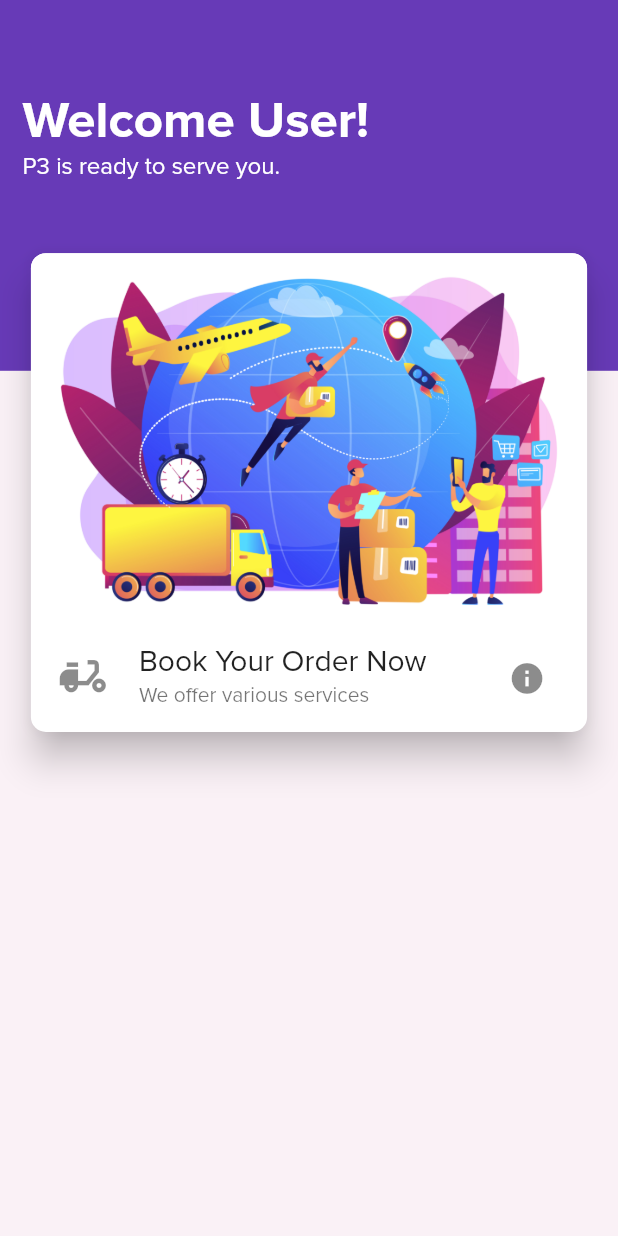
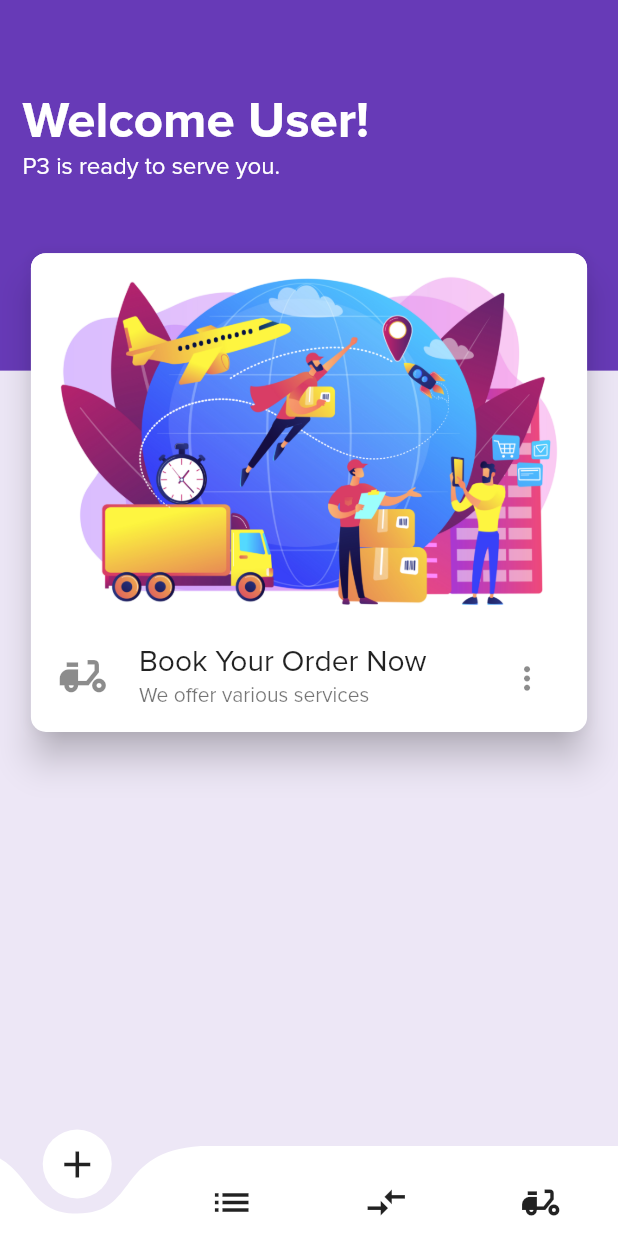
Before and after one commit to Qubits-01/pabitbit-pabagahe-pabili, a Flutter app: the screen it shows after launch, on a phone screen of 412 x 824 dp. Run offline on Flutter 3.47's test engine with Material 2 defaults, Android fonts, the phone set to English and light mode, and no system bars; drawn by our look-alikes of curved_navigation_bar.

Commit message:
Add bottom navigation bar

```diff
--- a/lib/main.dart
+++ b/lib/main.dart
@@ -45,6 +45,19 @@ class MyHome extends StatelessWidget {
       // body: Container(
       //   color: Colors.blueAccent,
       // ),
+      bottomNavigationBar: CurvedNavigationBar(
+        height: 60.0,
+        backgroundColor: Colors.deepPurple[50],
+        items: <Widget>[
+          Icon(Icons.add, size: 30),
+          Icon(Icons.list, size: 30),
+          Icon(Icons.compare_arrows, size: 30),
+          Icon(Icons.delivery_dining, size: 30),
+        ],
+        onTap: (index) {
+          // Handle button tap.
+        },
+      ),
     );
   }
 }
--- a/lib/screens/home/widgets/greetings_header.dart
+++ b/lib/screens/home/widgets/greetings_header.dart
@@ -39,7 +39,7 @@ class GreetingsHeader extends StatelessWidget {
         Container(
           height: screenSize.height * 0.7,
           width: screenSize.width,
-          color: Color.fromRGBO(248, 161, 209, 0.1),
+          color: Colors.deepPurple[50],
         ),
       ],
     );
--- a/lib/screens/home/widgets/lower_list_tile.dart
+++ b/lib/screens/home/widgets/lower_list_tile.dart
@@ -23,7 +23,7 @@ class LowerListTile extends StatelessWidget {
         subtitle: const Text('We offer various services'),
         trailing: IconButton(
           icon: Icon(
-            Icons.info,
+            Icons.more_vert,
             size: screenSize.width * 0.06,
           ),
           onPressed: () {},
```
